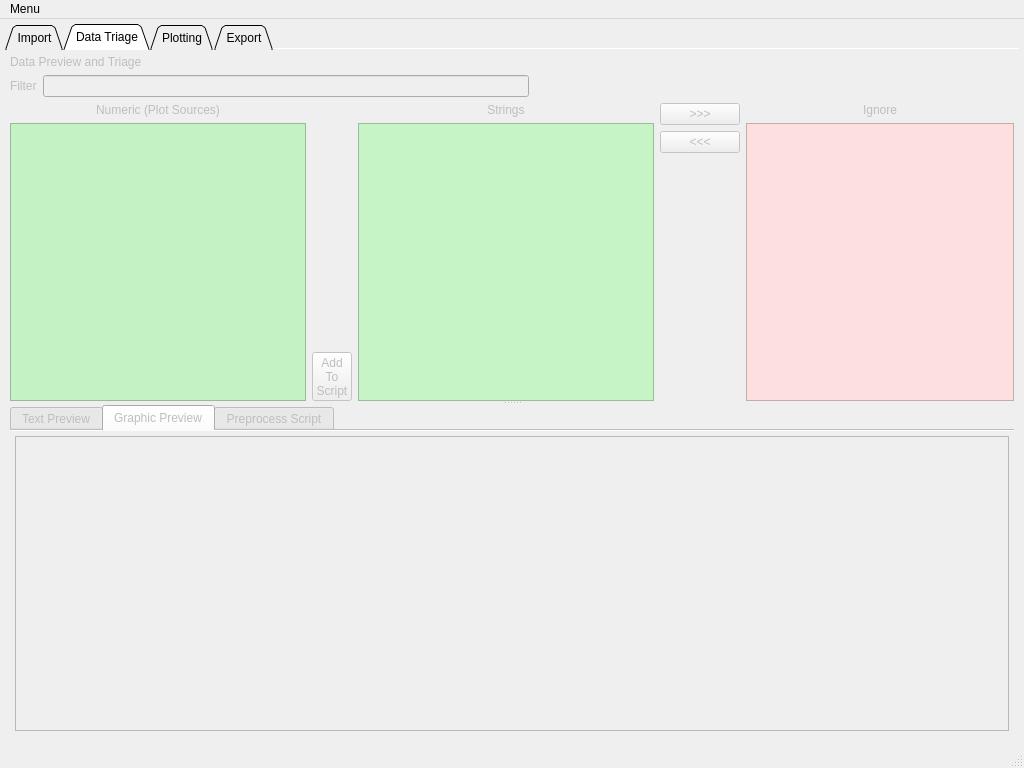
This is colliderscope.ui in kevinanewman/colliderscope2024 as Qt 5 draws it before an edit. The edited form follows.
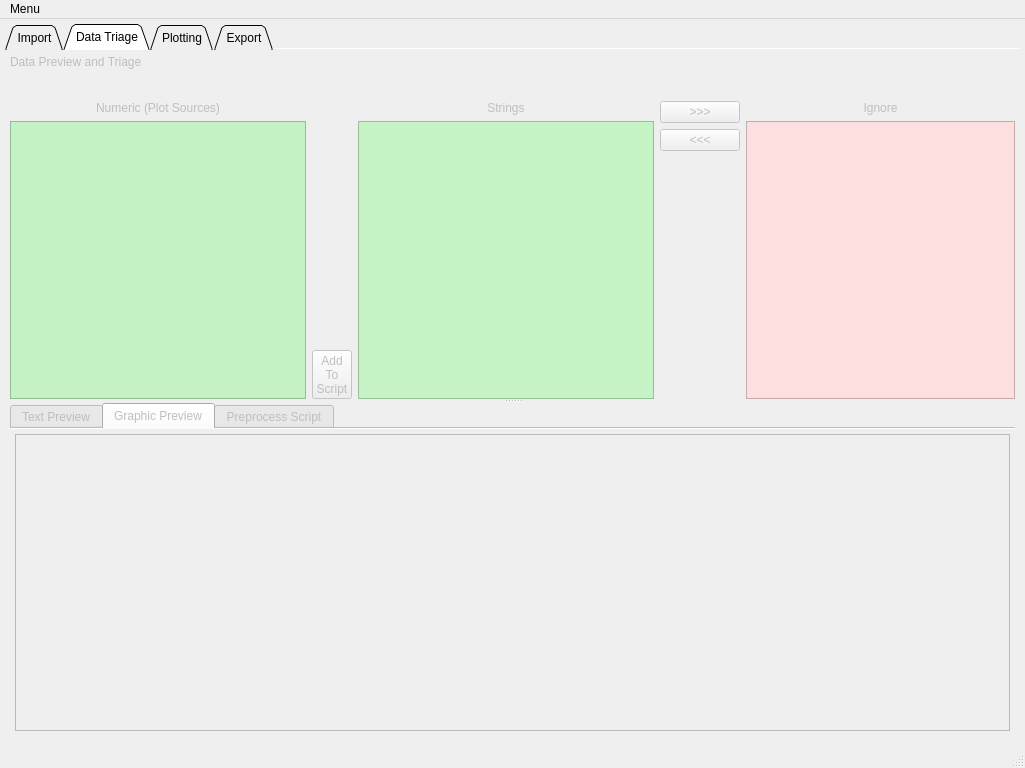
This is the edited form. The open tabs and pages were chosen to show the change. Icons and pictures are not drawn. Custom widgets are drawn as their Qt base class.

The edit to the form file:
```diff
--- a/colliderscope.ui
+++ b/colliderscope.ui
@@ -6,7 +6,7 @@
    <rect>
     <x>0</x>
     <y>0</y>
-    <width>1024</width>
+    <width>1025</width>
     <height>768</height>
    </rect>
   </property>
@@ -636,7 +636,7 @@
           <property name="orientation">
            <enum>Qt::Vertical</enum>
           </property>
-          <widget class="QWidget" name="">
+          <widget class="QWidget" name="layoutWidget">
            <layout class="QVBoxLayout" name="verticalLayout_10">
             <item>
              <widget class="QLabel" name="label">
@@ -650,15 +650,15 @@
               <item>
                <layout class="QHBoxLayout" name="horizontalLayout_filter">
                 <item>
-                 <widget class="QLabel" name="label_filter">
-                  <property name="text">
-                   <string>Filter</string>
+                 <widget class="FilterWidget" name="widget" native="true">
+                  <property name="minimumSize">
+                   <size>
+                    <width>500</width>
+                    <height>0</height>
+                   </size>
                   </property>
                  </widget>
                 </item>
-                <item>
-                 <widget class="QLineEdit" name="lineEdit_filter"/>
-                </item>
                 <item>
                  <spacer name="horizontalSpacer">
                   <property name="orientation">
@@ -1363,7 +1363,7 @@
     <rect>
      <x>0</x>
      <y>0</y>
-     <width>1024</width>
+     <width>1025</width>
      <height>24</height>
     </rect>
    </property>
@@ -1394,6 +1394,12 @@
    <header>pyqtgraph.console</header>
    <container>1</container>
   </customwidget>
+  <customwidget>
+   <class>FilterWidget</class>
+   <extends>QWidget</extends>
+   <header>filterwidget.filterwidget</header>
+   <container>1</container>
+  </customwidget>
  </customwidgets>
  <resources/>
  <connections>
```
